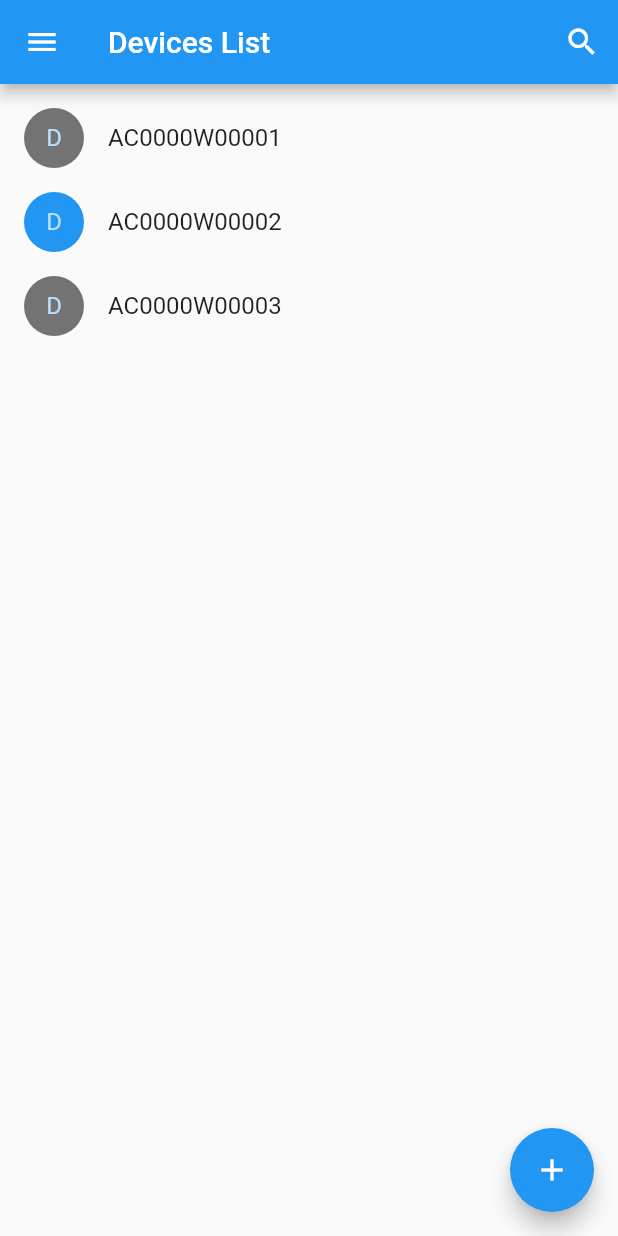
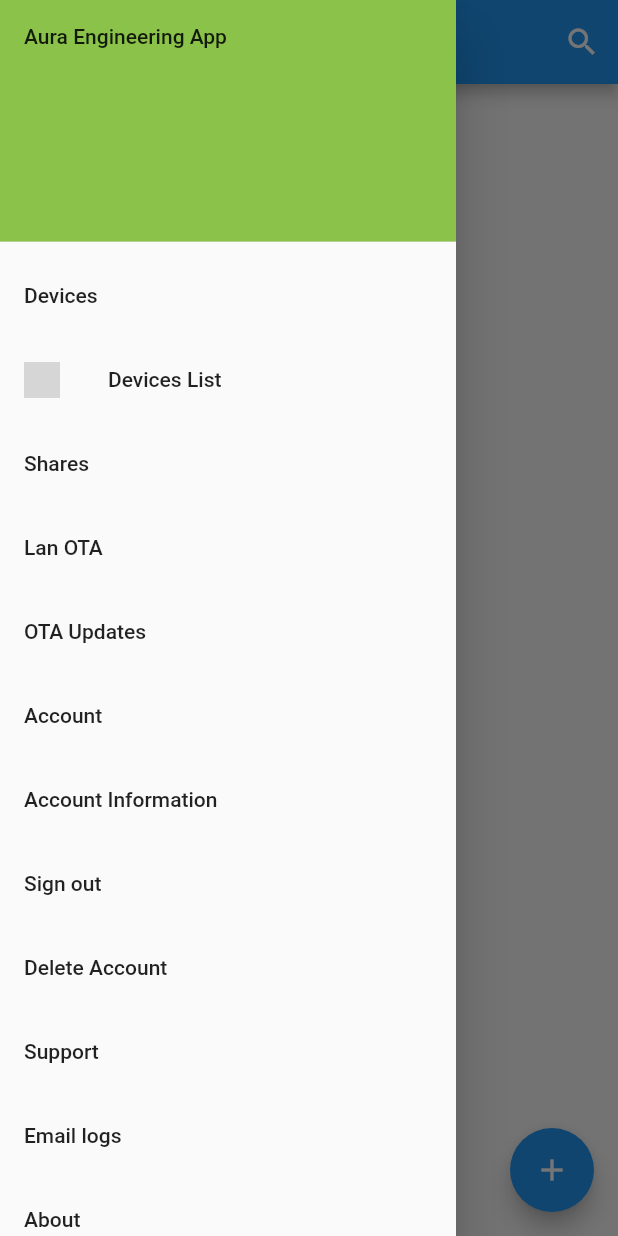
Before and after one commit to lingxuxiong/FlutterAura, a Flutter app: the screen it shows after launch, with the side drawer open (before the commit the screen has no drawer), on a phone screen of 412 x 824 dp. Run offline on Flutter 3.47's test engine with Material 2 defaults, Android fonts, the phone set to English and light mode, and no system bars; grey boxes are pictures that could not be loaded.

```diff
--- a/lib/device_list_screen.dart
+++ b/lib/device_list_screen.dart
@@ -19,6 +19,91 @@ class _DeviceListScreenState extends State<DeviceListScreen> {
   @override
   Widget build(BuildContext context) {
     return Scaffold(
+      drawer: Drawer(
+        child: ListView(
+          padding: EdgeInsets.zero,
+          children: <Widget> [
+            DrawerHeader(
+              child: Text('Aura Engineering App'),
+              decoration: BoxDecoration(
+                color: Colors.lightGreen,
+              ),
+            ),
+
+            ListTile(
+              title: Text('Devices'),
+            ),
+            ListTile(
+              leading: Image(
+                  width: 24.0,
+                  height: 24.0,
+                  image: AssetImage('./assets/ic_devices_black_48dp.png')),
+              title: Text('Devices List'),
+              onTap: () {
+                _closeDrawer(context);
+              },
+            ),
+            ListTile(
+              title: Text('Shares'),
+              onTap: () {
+                _closeDrawer(context);
+              },
+            ),
+            ListTile(
+              title: Text('Lan OTA'),
+              onTap: () {
+                _closeDrawer(context);
+              },
+            ),
+            ListTile(
+              title: Text('OTA Updates'),
+              onTap: () {
+                _closeDrawer(context);
+              },
+            ),
+
+
+            ListTile(
+              title: Text('Account'),
+            ),
+            ListTile(
+              title: Text('Account Information'),
+              onTap: () {
+                _closeDrawer(context);
+              },
+            ),
+            ListTile(
+              title: Text('Sign out'),
+              onTap: () {
+                _closeDrawer(context);
+              },
+            ),
+            ListTile(
+              title: Text('Delete Account'),
+              onTap: () {
+                _closeDrawer(context);
+              },
+            ),
+
+            ListTile(
+              title: Text('Support'),
+            ),
+            ListTile(
+              title: Text('Email logs'),
+              onTap: () {
+                _closeDrawer(context);
+              },
+            ),
+            ListTile(
+              title: Text('About'),
+              onTap: () {
+                _closeDrawer(context);
+              },
+            ),
+          ],
+        ),
+      ),
+
       appBar: AppBar(
         leading: IconButton(
           icon: Icon(Icons.menu),
@@ -83,3 +168,11 @@ void _navToAddDeviceScreen(BuildContext context) {
       )
   );
 }
+
+void _openDrawer() {
+
+}
+
+void _closeDrawer(BuildContext context) {
+  Navigator.pop(context);
+}
--- a/pubspec.yaml
+++ b/pubspec.yaml
@@ -48,6 +48,8 @@ flutter:
   # assets:
   #   - images/a_dot_burr.jpeg
   #   - images/a_dot_ham.jpeg
+  assets:
+    - ./assets/ic_devices_black_48dp.png
 
   # An image asset can refer to one or more resolution-specific "variants", see
   # https://flutter.dev/assets-and-images/#resolution-aware.
```
Also changed, not shown: assets/ic_devices_black_48dp.png (added).
